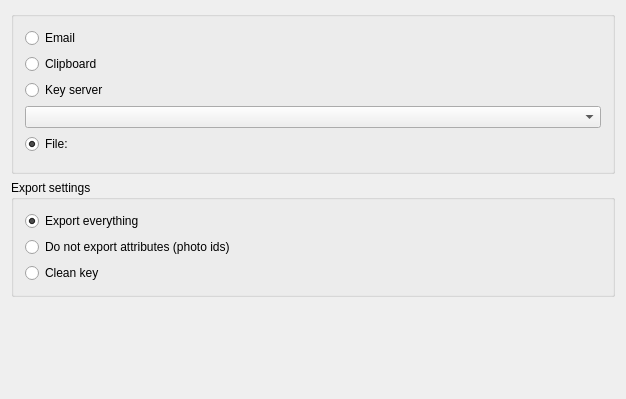
Qt form keyexport.ui (KDE/kgpg) before a commit.
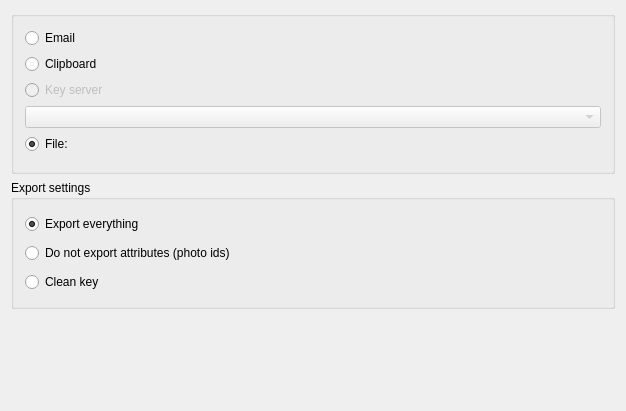
The same form after that commit. Custom widgets are drawn as their Qt base class.

Commit message: Whoops, Server_List was removed by me from the config, so update the keyexport dialog to reflect this change. Also moved an connect statement out of keyexport into the ui file.

```diff
--- a/keyexport.ui
+++ b/keyexport.ui
@@ -6,7 +6,7 @@
     <x>0</x>
     <y>0</y>
     <width>626</width>
-    <height>320</height>
+    <height>411</height>
    </rect>
   </property>
   <property name="sizePolicy" >
@@ -44,13 +44,20 @@
       </item>
       <item>
        <widget class="QRadioButton" name="checkServer" >
+        <property name="enabled" >
+         <bool>false</bool>
+        </property>
         <property name="text" >
          <string>Key server</string>
         </property>
        </widget>
       </item>
       <item>
-       <widget class="QComboBox" name="destServer" />
+       <widget class="QComboBox" name="destServer" >
+        <property name="enabled" >
+         <bool>false</bool>
+        </property>
+       </widget>
       </item>
       <item>
        <widget class="QRadioButton" name="checkFile" >
```
Left out of the diff: 37 changed lines with no effect on the pictures. The commit also changes 3 other files.
